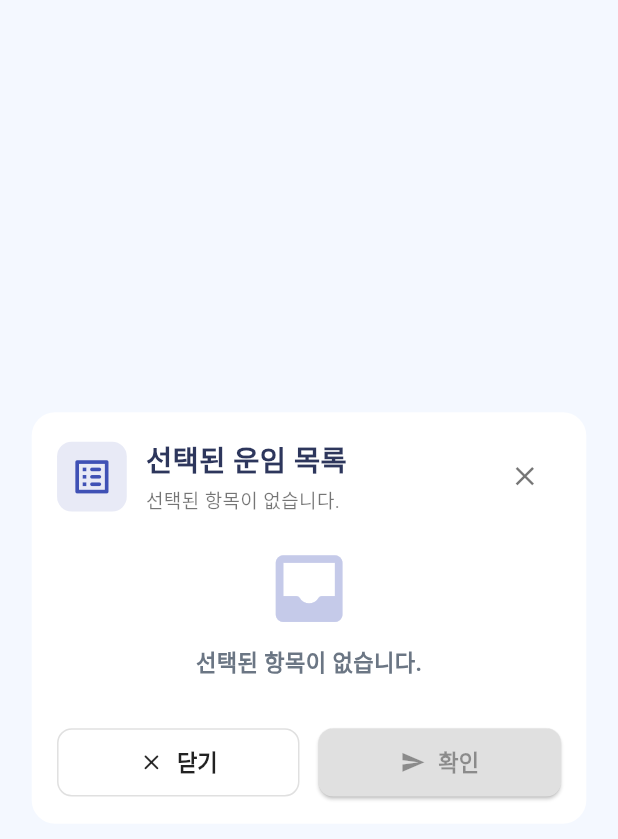
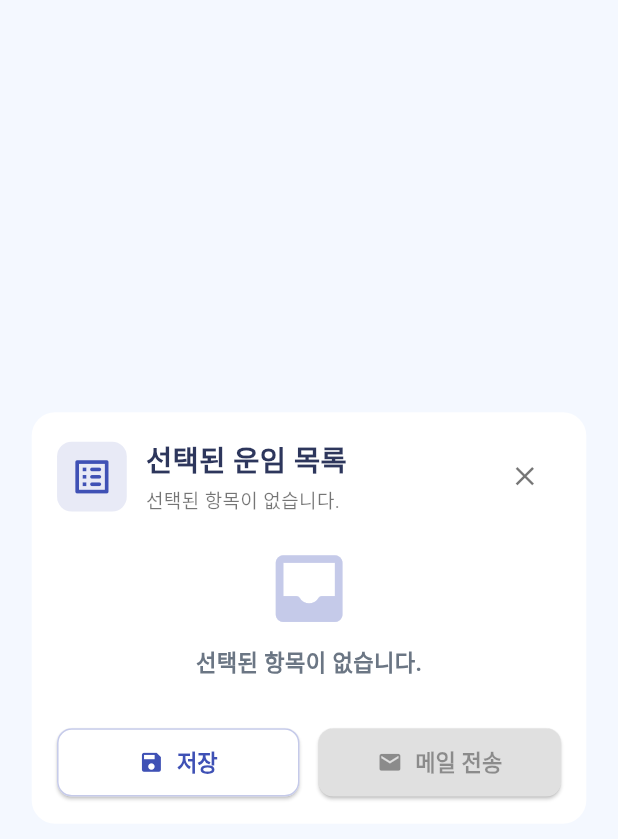
Before and after one commit to jang1231111/line-all-company, a Flutter app: the SelectedFareDialog widget shown alone on an empty page, opened directly, on a phone screen of 412 x 824 dp. Shown: the top 839 px of the screen. Run offline on Flutter 3.47's test engine with Material 3 defaults, Android fonts, the phone set to English and light mode, and no system bars; our stand-ins replace dio, firebase_core, firebase_crashlytics, flutter_dotenv, flutter_riverpod, flutter_screenutil and 5 more; missing offline and left inert: mailer, tutorial_coach_mark; accounts and stored records are empty.

Commit message:
✨ 운임 저장 기능 추가(메일 미전송)

```diff
--- a/lib/features/condition/presentation/widgets/selected_fare_dialog.dart
+++ b/lib/features/condition/presentation/widgets/selected_fare_dialog.dart
@@ -4,6 +4,7 @@ import 'package:intl/intl.dart';
 import 'package:flutter_screenutil/flutter_screenutil.dart';
 import 'package:line_all/features/condition/presentation/models/selected_fare.dart';
 import 'package:line_all/features/condition/presentation/widgets/price_edit_button.dart';
+import 'package:line_all/features/condition/presentation/widgets/save_consignor_dialog.dart';
 import 'package:line_all/features/condition/presentation/widgets/surcharge_dialog.dart';
 import '../data/condition_options.dart';
 import '../providers/selected_fare_result_provider.dart';
@@ -302,36 +303,62 @@ class SelectedFareDialog extends ConsumerWidget {
 
               SizedBox(height: 12.h),
 
-              // action buttons
+              // action buttons: 닫기 / 저장 / 메일 전송
               Row(
                 children: [
+                  // 가운데: 저장
                   Expanded(
-                    child: OutlinedButton(
-                      style: OutlinedButton.styleFrom(
+                    child: ElevatedButton(
+                      style: ElevatedButton.styleFrom(
                         backgroundColor: Colors.white,
-                        foregroundColor: Colors.black87,
-                        side: BorderSide(color: Colors.grey.shade300),
+                        foregroundColor: Colors.indigo,
+                        side: BorderSide(color: Colors.indigo.shade100),
                         padding: EdgeInsets.symmetric(vertical: 12.h),
                         shape: RoundedRectangleBorder(
                           borderRadius: BorderRadius.circular(10.r),
                         ),
                         textStyle: TextStyle(
                           fontSize: 14.sp,
-                          fontWeight: FontWeight.w600,
+                          fontWeight: FontWeight.w700,
                         ),
                       ),
-                      onPressed: () => Navigator.of(context).pop(),
+                      onPressed: () async {
+                        final consignor = await SaveConsignorDialog.show(
+                          context,
+                        );
+
+                        final success = await selectedFareViewModel
+                            .saveSelectedFares(consignor!);
+
+                        if (success) {
+                          ScaffoldMessenger.of(context).showSnackBar(
+                            const SnackBar(content: Text('저장이 완료되었습니다.')),
+                          );
+                        } else {
+                          ScaffoldMessenger.of(context).showSnackBar(
+                            const SnackBar(
+                              content: Text('저장에 실패했습니다. 다시 시도하세요.'),
+                            ),
+                          );
+                        }
+                        Navigator.of(context).pop('save');
+                        ScaffoldMessenger.of(context).showSnackBar(
+                          const SnackBar(content: Text('저장되었습니다.')),
+                        );
+                      },
                       child: Row(
                         mainAxisAlignment: MainAxisAlignment.center,
                         children: [
-                          Icon(Icons.close_rounded, size: 16.sp),
+                          Icon(Icons.save, size: 16.sp),
                           SizedBox(width: 8.w),
-                          Text('닫기'),
+                          Text('저장'),
                         ],
                       ),
                     ),
                   ),
                   SizedBox(width: 12.w),
+
+                  // 오른쪽: 메일 전송 (기존 로직 유지)
                   Expanded(
                     child: ElevatedButton(
                       style: ElevatedButton.styleFrom(
@@ -351,11 +378,9 @@ class SelectedFareDialog extends ConsumerWidget {
                         ),
                       ),
                       onPressed: () async {
-                        // 1) 사용자 입력 다이얼로그 표시
                         final input = await SendFareInputDialog.show(context);
-                        if (input == null) return; // 취소됨
+                        if (input == null) return;
 
-                        // 2) 진행 표시
                         showDialog(
                           context: context,
                           barrierDismissible: false,
@@ -363,11 +388,9 @@ class SelectedFareDialog extends ConsumerWidget {
                               const Center(child: CircularProgressIndicator()),
                         );
 
-                        // 3) ViewModel에 전체 input 전달하여 처리 위임
                         final success = await selectedFareViewModel
                             .sendSelectedFares(input);
 
-                        // 4) 진행 표시 닫기
                         Navigator.of(context).pop();
 
                         if (success) {
@@ -386,9 +409,9 @@ class SelectedFareDialog extends ConsumerWidget {
                       child: Row(
                         mainAxisAlignment: MainAxisAlignment.center,
                         children: [
-                          Icon(Icons.send, size: 16.sp),
+                          Icon(Icons.mail, size: 16.sp),
                           SizedBox(width: 8.w),
-                          Text('확인'),
+                          Text('메일 전송'),
                         ],
                       ),
                     ),
```
Also changed, not shown: lib/features/condition/presentation/viewmodel/selected_fare_viewmodel.dart (+25 -0 lines), lib/features/condition/presentation/widgets/save_consignor_dialog.dart (added, +129 -0 lines).
